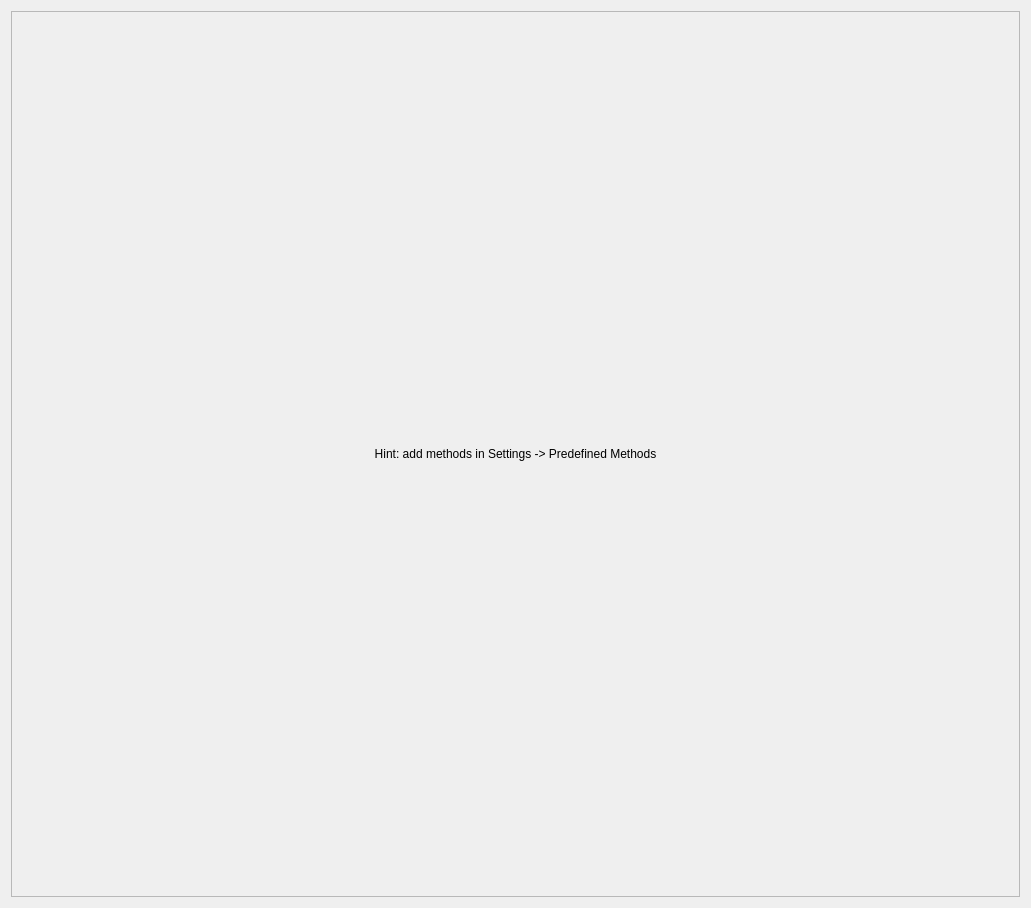
First picture: the form in src/qudi/gui/qdyne/ui/generation_widget.ui, repository Ulm-IQO/qudi-iqo-modules, before the edit.
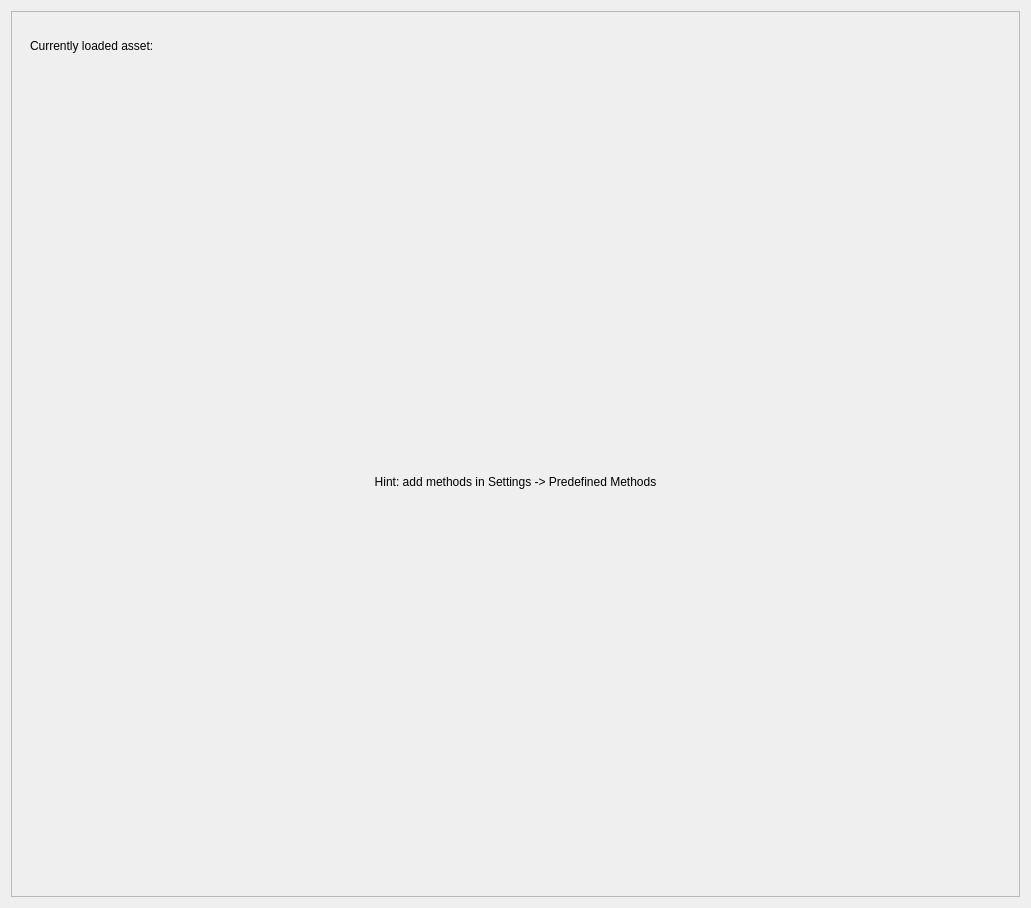
Second picture: the form after the edit. Custom widgets are drawn as their Qt base class.

Commit message: added loading sequence indicator

Patch:
```diff
--- a/src/qudi/gui/qdyne/ui/generation_widget.ui
+++ b/src/qudi/gui/qdyne/ui/generation_widget.ui
@@ -34,6 +34,99 @@
       <layout class="QGridLayout" name="gridLayout">
        <item row="0" column="0">
         <layout class="QVBoxLayout" name="verticalLayout">
+         <property name="sizeConstraint">
+          <enum>QLayout::SetDefaultConstraint</enum>
+         </property>
+         <item>
+          <widget class="QWidget" name="generation_status_widget" native="true">
+           <property name="enabled">
+            <bool>true</bool>
+           </property>
+           <property name="sizePolicy">
+            <sizepolicy hsizetype="Minimum" vsizetype="Fixed">
+             <horstretch>0</horstretch>
+             <verstretch>0</verstretch>
+            </sizepolicy>
+           </property>
+           <property name="minimumSize">
+            <size>
+             <width>0</width>
+             <height>50</height>
+            </size>
+           </property>
+           <property name="maximumSize">
+            <size>
+             <width>16777215</width>
+             <height>16777215</height>
+            </size>
+           </property>
+           <layout class="QHBoxLayout" name="horizontalLayout">
+            <property name="sizeConstraint">
+             <enum>QLayout::SetDefaultConstraint</enum>
+            </property>
+            <item>
+             <widget class="QLabel" name="loaded_asset_label">
+              <property name="sizePolicy">
+               <sizepolicy hsizetype="Minimum" vsizetype="Minimum">
+                <horstretch>0</horstretch>
+                <verstretch>0</verstretch>
+               </sizepolicy>
+              </property>
+              <property name="maximumSize">
+               <size>
+                <width>16777215</width>
+                <height>200</height>
+               </size>
+              </property>
+              <property name="baseSize">
+               <size>
+                <width>0</width>
+                <height>0</height>
+               </size>
+              </property>
+              <property name="toolTip">
+               <string>&lt;html&gt;&lt;head/&gt;&lt;body&gt;&lt;p&gt;Display the currently loaded asset.&lt;/p&gt;&lt;/body&gt;&lt;/html&gt;</string>
+              </property>
+              <property name="text">
+               <string>Currently loaded asset:</string>
+              </property>
+              <property name="scaledContents">
+               <bool>false</bool>
+              </property>
+             </widget>
+            </item>
+            <item>
+             <widget class="CircleLoadingIndicator" name="loading_indicator" native="true">
+              <property name="enabled">
+               <bool>false</bool>
+              </property>
+              <property name="sizePolicy">
+               <sizepolicy hsizetype="Minimum" vsizetype="Fixed">
+                <horstretch>0</horstretch>
+                <verstretch>0</verstretch>
+               </sizepolicy>
+              </property>
+              <property name="whatsThis">
+               <string>&lt;html&gt;&lt;head/&gt;&lt;body&gt;&lt;p&gt;&lt;br/&gt;&lt;/p&gt;&lt;/body&gt;&lt;/html&gt;</string>
+              </property>
+             </widget>
+            </item>
+            <item>
+             <spacer name="horizontalSpacer">
+              <property name="orientation">
+               <enum>Qt::Horizontal</enum>
+              </property>
+              <property name="sizeHint" stdset="0">
+               <size>
+                <width>40</width>
+                <height>20</height>
+               </size>
+              </property>
+             </spacer>
+            </item>
+           </layout>
+          </widget>
+         </item>
          <item>
           <layout class="QGridLayout" name="global_param_gridLayout"/>
          </item>
@@ -55,6 +148,14 @@
    </item>
   </layout>
  </widget>
+ <customwidgets>
+  <customwidget>
+   <class>CircleLoadingIndicator</class>
+   <extends>QWidget</extends>
+   <header>qudi.util.widgets.loading_indicator.h</header>
+   <container>1</container>
+  </customwidget>
+ </customwidgets>
  <tabstops>
   <tabstop>scrollArea</tabstop>
  </tabstops>
```
The commit also changes 1 other file.
